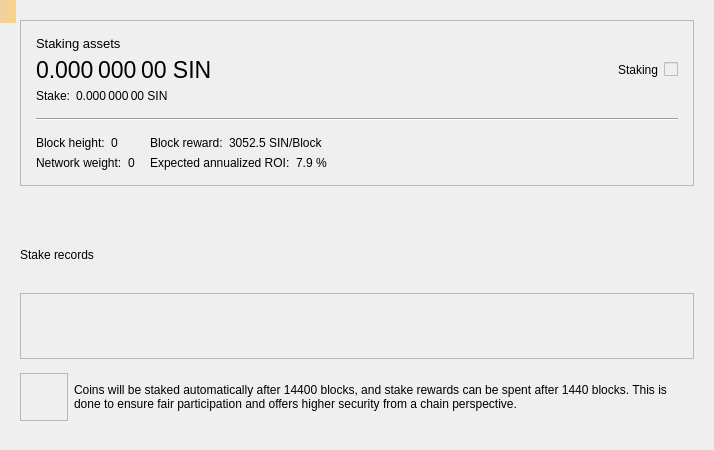
Before: the Qt Designer form src/qt/forms/stakepage.ui in crptec/sinovate, drawn with Qt 5.
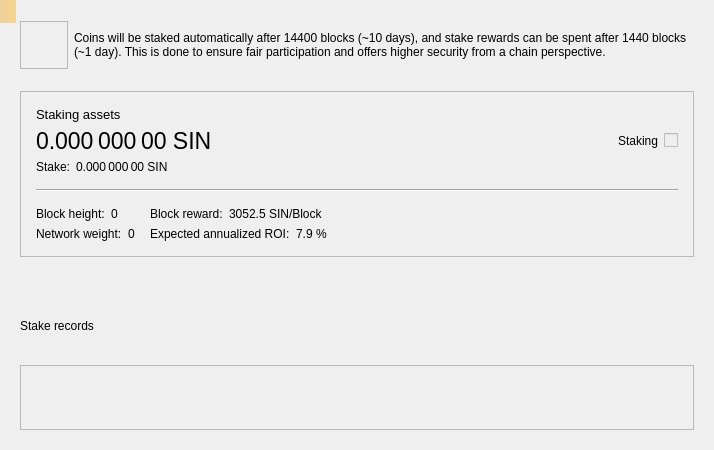
After: the same form once the commit is applied. Custom widgets are drawn as their Qt base class.

Patch:
```diff
--- a/src/qt/forms/stakepage.ui
+++ b/src/qt/forms/stakepage.ui
@@ -26,6 +26,48 @@
    <property name="bottomMargin">
     <number>20</number>
    </property>
+   <item>
+    <layout class="QHBoxLayout" name="horizontalLayout_6">
+     <property name="bottomMargin">
+      <number>15</number>
+     </property>
+     <item>
+      <widget class="QFrame" name="bulbFrame">
+       <property name="sizePolicy">
+        <sizepolicy hsizetype="Fixed" vsizetype="Fixed">
+         <horstretch>0</horstretch>
+         <verstretch>0</verstretch>
+        </sizepolicy>
+       </property>
+       <property name="minimumSize">
+        <size>
+         <width>48</width>
+         <height>48</height>
+        </size>
+       </property>
+       <property name="frameShape">
+        <enum>QFrame::StyledPanel</enum>
+       </property>
+       <property name="frameShadow">
+        <enum>QFrame::Raised</enum>
+       </property>
+      </widget>
+     </item>
+     <item>
+      <widget class="QLabel" name="infoLabel">
+       <property name="text">
+        <string>Coins will be staked automatically after 14400 blocks (~10 days), and stake rewards can be spent after 1440 blocks (~1 day). This is done to ensure fair participation and offers higher security from a chain perspective.</string>
+       </property>
+       <property name="wordWrap">
+        <bool>true</bool>
+       </property>
+       <property name="textInteractionFlags">
+        <set>Qt::LinksAccessibleByMouse|Qt::TextSelectableByMouse</set>
+       </property>
+      </widget>
+     </item>
+    </layout>
+   </item>
    <item>
     <widget class="QFrame" name="frameStakeInfo">
      <property name="styleSheet">
@@ -486,45 +528,6 @@
      </layout>
     </widget>
    </item>
-   <item>
-    <layout class="QHBoxLayout" name="horizontalLayout_6">
-     <item>
-      <widget class="QFrame" name="bulbFrame">
-       <property name="sizePolicy">
-        <sizepolicy hsizetype="Fixed" vsizetype="Fixed">
-         <horstretch>0</horstretch>
-         <verstretch>0</verstretch>
-        </sizepolicy>
-       </property>
-       <property name="minimumSize">
-        <size>
-         <width>48</width>
-         <height>48</height>
-        </size>
-       </property>
-       <property name="frameShape">
-        <enum>QFrame::StyledPanel</enum>
-       </property>
-       <property name="frameShadow">
-        <enum>QFrame::Raised</enum>
-       </property>
-      </widget>
-     </item>
-     <item>
-      <widget class="QLabel" name="infoLabel">
-       <property name="text">
-        <string>Coins will be staked automatically after 14400 blocks, and stake rewards can be spent after 1440 blocks. This is done to ensure fair participation and offers higher security from a chain perspective.</string>
-       </property>
-       <property name="wordWrap">
-        <bool>true</bool>
-       </property>
-       <property name="textInteractionFlags">
-        <set>Qt::LinksAccessibleByMouse|Qt::TextSelectableByMouse</set>
-       </property>
-      </widget>
-     </item>
-    </layout>
-   </item>
   </layout>
   <widget class="QLabel" name="labelAlerts">
    <property name="geometry">
```
